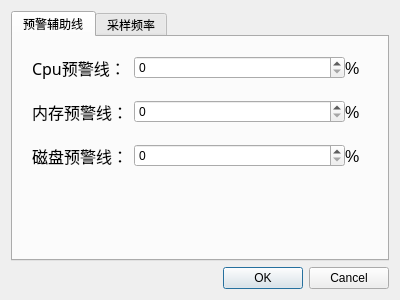
First picture: the form in hello_world/linx_monitor/gui/config.ui, repository WatsonJay/python_test, before the edit.
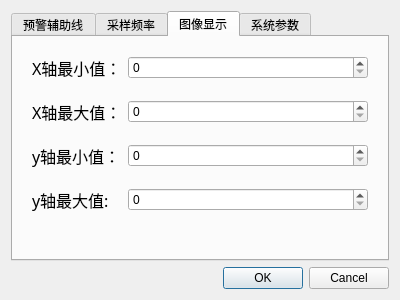
Second picture: the form after the edit.

```diff
--- a/hello_world/linx_monitor/gui/config.ui
+++ b/hello_world/linx_monitor/gui/config.ui
@@ -17,7 +17,7 @@
    <item>
     <widget class="QTabWidget" name="tabWidget">
      <property name="currentIndex">
-      <number>0</number>
+      <number>2</number>
      </property>
      <widget class="QWidget" name="tab">
       <attribute name="title">
@@ -196,7 +196,36 @@
            </item>
           </layout>
          </item>
-         <item row="1" column="0">
+        </layout>
+       </item>
+      </layout>
+     </widget>
+     <widget class="QWidget" name="tab_3">
+      <attribute name="title">
+       <string>图像显示</string>
+      </attribute>
+      <layout class="QVBoxLayout" name="verticalLayout_5">
+       <item>
+        <layout class="QFormLayout" name="formLayout_4">
+         <property name="horizontalSpacing">
+          <number>6</number>
+         </property>
+         <property name="verticalSpacing">
+          <number>20</number>
+         </property>
+         <property name="leftMargin">
+          <number>10</number>
+         </property>
+         <property name="topMargin">
+          <number>10</number>
+         </property>
+         <property name="rightMargin">
+          <number>10</number>
+         </property>
+         <property name="bottomMargin">
+          <number>10</number>
+         </property>
+         <item row="0" column="0">
           <widget class="QLabel" name="label_9">
            <property name="font">
             <font>
@@ -205,6 +234,93 @@
             </font>
            </property>
            <property name="text">
+            <string>X轴最小值：</string>
+           </property>
+          </widget>
+         </item>
+         <item row="1" column="0">
+          <widget class="QLabel" name="label_10">
+           <property name="font">
+            <font>
+             <family>微软雅黑</family>
+             <pointsize>12</pointsize>
+            </font>
+           </property>
+           <property name="text">
+            <string>X轴最大值：</string>
+           </property>
+          </widget>
+         </item>
+         <item row="2" column="0">
+          <widget class="QLabel" name="label_11">
+           <property name="font">
+            <font>
+             <family>微软雅黑</family>
+             <pointsize>12</pointsize>
+            </font>
+           </property>
+           <property name="text">
+            <string>y轴最小值：</string>
+           </property>
+          </widget>
+         </item>
+         <item row="3" column="0">
+          <widget class="QLabel" name="label_13">
+           <property name="font">
+            <font>
+             <family>微软雅黑</family>
+             <pointsize>12</pointsize>
+            </font>
+           </property>
+           <property name="text">
+            <string>y轴最大值:</string>
+           </property>
+          </widget>
+         </item>
+         <item row="0" column="1">
+          <widget class="QSpinBox" name="xMin_spinBox"/>
+         </item>
+         <item row="1" column="1">
+          <widget class="QSpinBox" name="xMax_spinBox"/>
+         </item>
+         <item row="2" column="1">
+          <widget class="QSpinBox" name="yMin_spinBox"/>
+         </item>
+         <item row="3" column="1">
+          <widget class="QSpinBox" name="yMax_spinBox"/>
+         </item>
+        </layout>
+       </item>
+      </layout>
+     </widget>
+     <widget class="QWidget" name="tab_4">
+      <attribute name="title">
+       <string>系统参数</string>
+      </attribute>
+      <layout class="QVBoxLayout" name="verticalLayout_4">
+       <item>
+        <layout class="QFormLayout" name="formLayout_3">
+         <property name="leftMargin">
+          <number>10</number>
+         </property>
+         <property name="topMargin">
+          <number>10</number>
+         </property>
+         <property name="rightMargin">
+          <number>10</number>
+         </property>
+         <property name="bottomMargin">
+          <number>10</number>
+         </property>
+         <item row="0" column="0">
+          <widget class="QLabel" name="label_12">
+           <property name="font">
+            <font>
+             <family>微软雅黑</family>
+             <pointsize>12</pointsize>
+            </font>
+           </property>
+           <property name="text">
             <string>开启密码：</string>
            </property>
           </widget>
```
Left out of the diff: 4 changed lines with no effect on the pictures.
